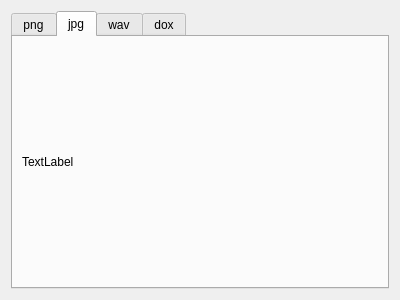
Qt form DiplomWork/StegLove/dialogfilerec.ui (Cpp-Gleb/study) before a commit.
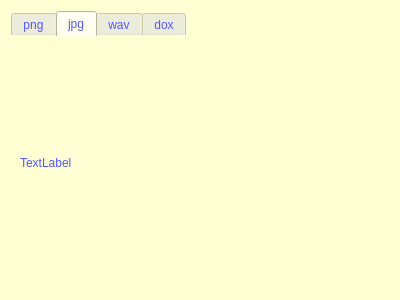
The same form after that commit.

```diff
--- a/DiplomWork/StegLove/dialogfilerec.ui
+++ b/DiplomWork/StegLove/dialogfilerec.ui
@@ -14,7 +14,9 @@
    <string>О Форматах</string>
   </property>
   <property name="styleSheet">
-   <string notr="true"/>
+   <string notr="true">background-color: rgb(254, 255, 211);
+border-color: rgb(254, 255, 211);
+color:rgb(85, 85, 255);</string>
   </property>
   <layout class="QVBoxLayout" name="verticalLayout">
    <item>
```
